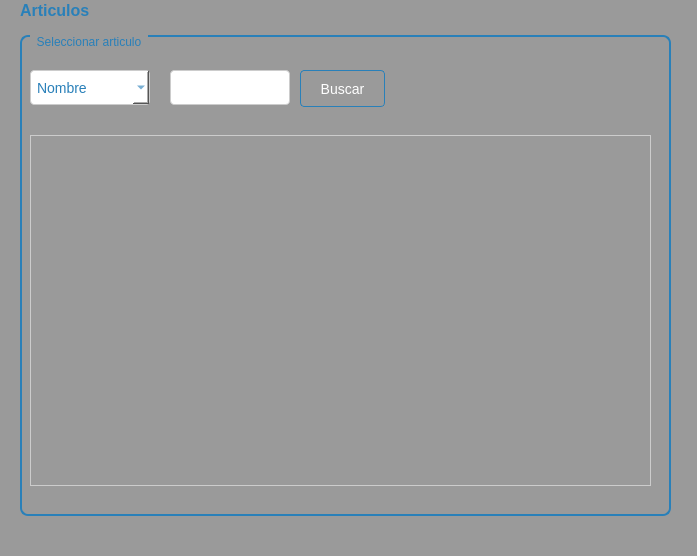
Before: the Qt Designer form Sistema de ventas/ui/FrmBuscarArticuloVentas.ui in CodeDrTech/DevelopPython, drawn with Qt 5.
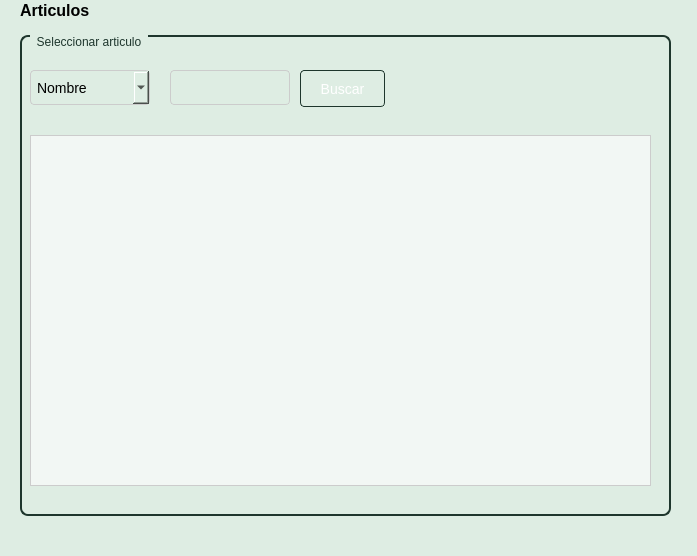
After: the same form once the commit is applied.

Patch:
```diff
--- a/Sistema de ventas/ui/FrmBuscarArticuloVentas.ui
+++ b/Sistema de ventas/ui/FrmBuscarArticuloVentas.ui
@@ -18,7 +18,7 @@
   </property>
   <property name="styleSheet">
    <string notr="true">QWidget {
-    background-color: #9a9a9a;
+    background-color: #deede3;
 }</string>
   </property>
   <widget class="QWidget" name="centralwidget">
@@ -39,11 +39,11 @@
     </property>
     <property name="styleSheet">
      <string notr="true">QWidget {
-    background-color: #9a9a9a;
+    background-color: var(--jade-50);
 }
 
 QLabel {
-    color: #2980b9;
+    color: var(--jade-500);
     font-size: 16px;
     font-weight: bold;
 }</string>
@@ -63,23 +63,21 @@
     </property>
     <property name="styleSheet">
      <string notr="true">QGroupBox {
-    border: 2px solid #2980b9;
+    border: 2px solid #1e362d;
     border-radius: 8px;
     padding: 10px;
-    background-color: #9a9a9a;
+    background-color: var(--jade-50);
 }
 
 QGroupBox:title {
-    color: #2980b9;
+    color: #1e362d;
     subcontrol-origin: margin;
     subcontrol-position: top left;
     left: 10px;
     padding-left: 5px;
     padding-right: 5px;
     border: none;
-}
-
-</string>
+}</string>
     </property>
     <property name="title">
      <string>Seleccionar articulo</string>
@@ -95,24 +93,26 @@
      </property>
      <property name="styleSheet">
       <string notr="true">QComboBox {
-    background-color: #ffffff;
+    background-color: #deede3;
     border: 1px solid #cccccc;
     padding: 6px;
     border-radius: 4px;
     font-size: 14px;
-    color: #2980b9;
 }
 
 QComboBox:hover {
     border: 1px solid #3498db;
 }
 
-QComboBox QAbstractItemView {
-    border: 1px solid #cccccc;
-    background-color: white;
-    selection-background-color: #3498db;
+QComboBox:focus {
+    border: 1px solid #689f84;
+    outline: none;
 }
-</string>
+
+QComboBox::placeholder {
+    color: #1e362d;
+    font-weight: bold;
+}</string>
      </property>
      <item>
       <property name="text">
@@ -137,9 +137,9 @@
      <property name="styleSheet">
       <string notr="true">QPushButton {
     background: qlineargradient(x1: 0, y1: 0, x2: 0, y2: 1,
-                                 stop: 0 #5DADE2, stop: 1 #2980b9);
+                                 stop: 0 #c0dacb, stop: 1 #1e362d);
     color: #ffffff;
-    border: 1px solid #2980b9;
+    border: 1px solid #1e362d;
     padding: 8px 16px;
     border-radius: 4px;
     font-size: 14px;
@@ -153,10 +153,9 @@
 
 QPushButton:pressed {
     background: qlineargradient(x1: 0, y1: 0, x2: 0, y2: 1,
-                                 stop: 0 #3C89B4, stop: 1 #1f618d);
-    border: 1px solid #1f618d;
-}
-</string>
+                                 stop: 0 #2a5242, stop: 1 #32624d);
+    border: 1px solid #32624d;
+}</string>
      </property>
      <property name="text">
       <string>Buscar</string>
@@ -175,34 +174,8 @@
       <string>&lt;html&gt;&lt;head/&gt;&lt;body&gt;&lt;p&gt;Inserte el dato para buscar&lt;/p&gt;&lt;/body&gt;&lt;/html&gt;</string>
      </property>
      <property name="styleSheet">
-      <string notr="true">QWidget {
-    background-color: #f2f2f2;
-}
-
-QPushButton {
-    background: qlineargradient(x1: 0, y1: 0, x2: 0, y2: 1,
-                                 stop: 0 #5DADE2, stop: 1 #2980b9);
-    color: #ffffff;
-    border: 1px solid #2980b9;
-    padding: 8px 16px;
-    border-radius: 4px;
-    font-size: 14px;
-}
-
-QPushButton:hover {
-    background: qlineargradient(x1: 0, y1: 0, x2: 0, y2: 1,
-                                 stop: 0 #4DA8DB, stop: 1 #2471a3);
-    border: 1px solid #2471a3;
-}
-
-QPushButton:pressed {
-    background: qlineargradient(x1: 0, y1: 0, x2: 0, y2: 1,
-                                 stop: 0 #3C89B4, stop: 1 #1f618d);
-    border: 1px solid #1f618d;
-}
-
-QLineEdit {
-    background-color: #ffffff;
+      <string notr="true">QLineEdit {
+    background-color: #deede3;
     border: 1px solid #cccccc;
     padding: 6px;
     border-radius: 4px;
@@ -218,31 +191,10 @@
     outline: none;
 }
 
-QWidget {
-    background-color: #f2f2f2;
-}
-
-QLabel {
-    color: #2980b9;
-    font-size: 16px;
-    font-weight: bold;
-}
-
-QLineEdit {
-    background-color: #ffffff;
-    border: 1px solid #cccccc;
-    padding: 6px;
-    border-radius: 4px;
-    font-size: 14px;
-    color: #2980b9;
-}
-
 QLineEdit::placeholder {
-    color: #2980b9;
+    color: #1e362d;
     font-weight: bold;
-}
-
-</string>
+}</string>
      </property>
     </widget>
     <widget class="QTableView" name="tbDatos">
@@ -256,50 +208,29 @@
      </property>
      <property name="styleSheet">
       <string notr="true">QTableView {
-    background-color: #9a9a9a;
+    background-color: #f2f7f4;
     border: 1px solid #cccccc;
-    selection-background-color: #3498db;
+    selection-background-color: #96bfaa;
     selection-color: #ffffff;
 }
 
 QTableView QHeaderView {
-    background-color: #d3d3d3;
+    background-color: #c0dacb;
     color: #333333;
     border: none;
 }
 
 QTableView QHeaderView::section {
-    background-color: #bbbbbb;
+    background-color: #deede3;
     color: #333333;
     padding: 6px;
-    border: 1px solid #cccccc;
+    border: 1px solid #1e362d;
 }
 
 QTableView QHeaderView::section:checked {
-    background-color: #3498db;
+    background-color: #96bfaa;
     color: #ffffff;
-}
-
-QTableView::item {
-    padding: 6px;
-}
-
-QTableView::item:selected {
-    background-color: #3498db;
-    color: #ffffff;
-}
-
-QTableView::item:focus {
-    background-color: #3498db;
-    color: #ffffff;
-    outline: none;
-}
-
-QTableView::item:hover {
-    background-color: #d3d3d3;
-    color: #333333;
-}
-</string>
+}</string>
      </property>
     </widget>
    </widget>
```
Left out of the diff: 10 changed lines with no effect on the pictures.
